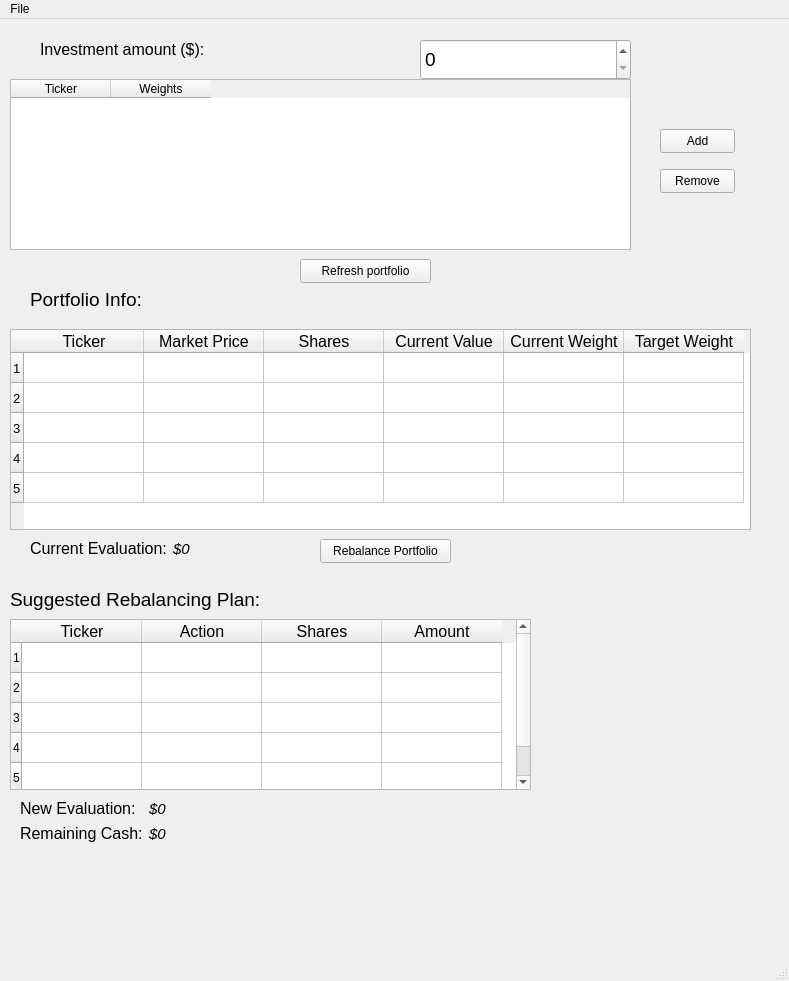
Old version of the form restonks/ui/main.ui in the repository konmenel/restonks.
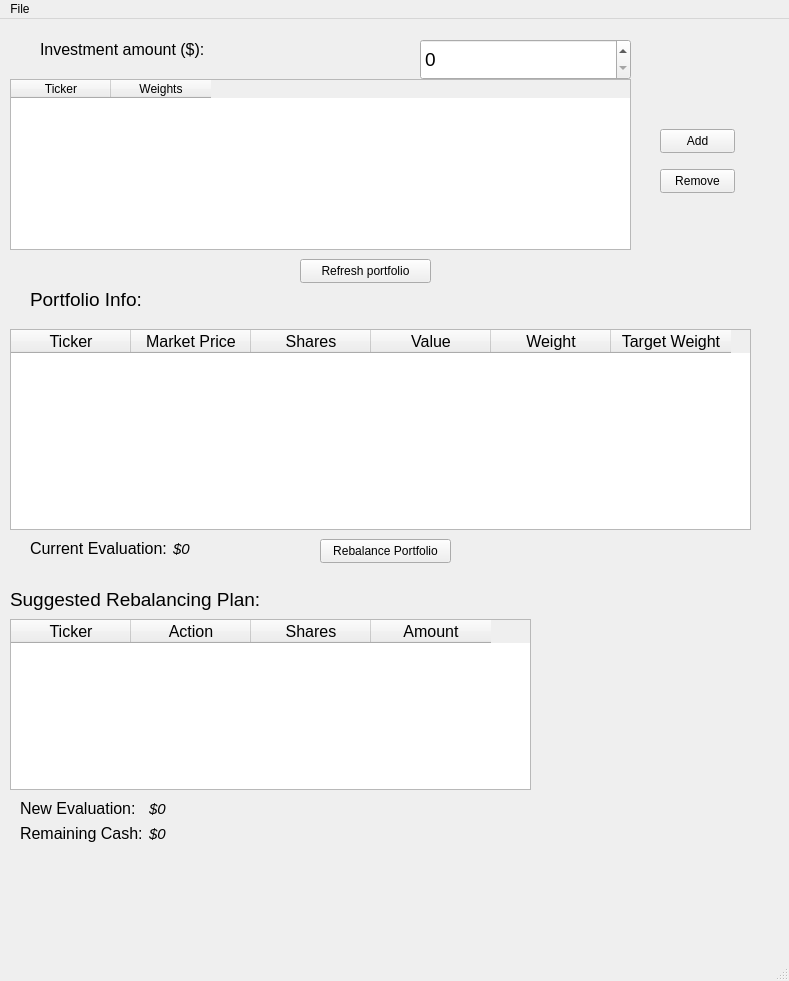
New version of the form.

Commit message: Add new values on portfolio after rebalancing

What changed in the file:
```diff
--- a/restonks/ui/main.ui
+++ b/restonks/ui/main.ui
@@ -138,7 +138,7 @@
      <bool>true</bool>
     </property>
     <property name="rowCount">
-     <number>5</number>
+     <number>0</number>
     </property>
     <property name="columnCount">
      <number>6</number>
@@ -149,11 +149,6 @@
     <attribute name="horizontalHeaderDefaultSectionSize">
      <number>120</number>
     </attribute>
-    <row/>
-    <row/>
-    <row/>
-    <row/>
-    <row/>
     <column>
      <property name="text">
       <string>Ticker</string>
@@ -186,7 +181,7 @@
     </column>
     <column>
      <property name="text">
-      <string>Current Value</string>
+      <string>Value</string>
      </property>
      <property name="font">
       <font>
@@ -196,7 +191,7 @@
     </column>
     <column>
      <property name="text">
-      <string>Current Weight</string>
+      <string>Weight</string>
      </property>
      <property name="font">
       <font>
@@ -228,7 +223,7 @@
      <set>QAbstractItemView::EditTrigger::NoEditTriggers</set>
     </property>
     <property name="rowCount">
-     <number>5</number>
+     <number>0</number>
     </property>
     <property name="columnCount">
      <number>4</number>
@@ -239,11 +234,6 @@
     <attribute name="horizontalHeaderDefaultSectionSize">
      <number>120</number>
     </attribute>
-    <row/>
-    <row/>
-    <row/>
-    <row/>
-    <row/>
     <column>
      <property name="text">
       <string>Ticker</string>
```
Left out of the diff: 3 changed lines with no effect on the pictures. The commit also changes 2 other files.
